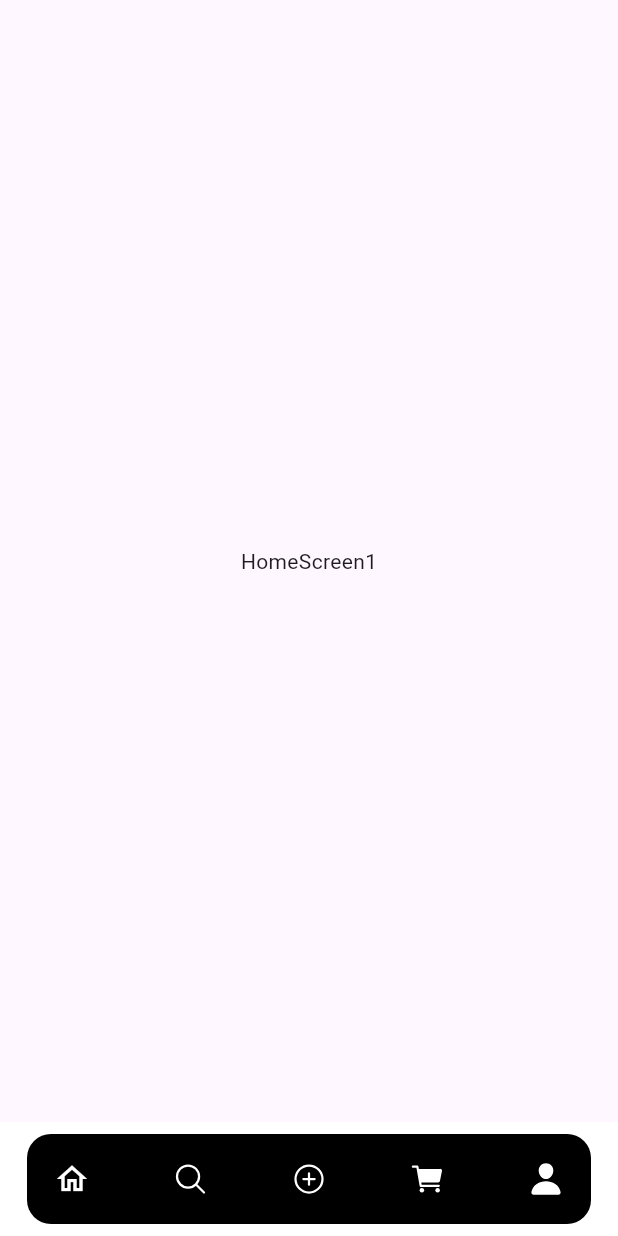
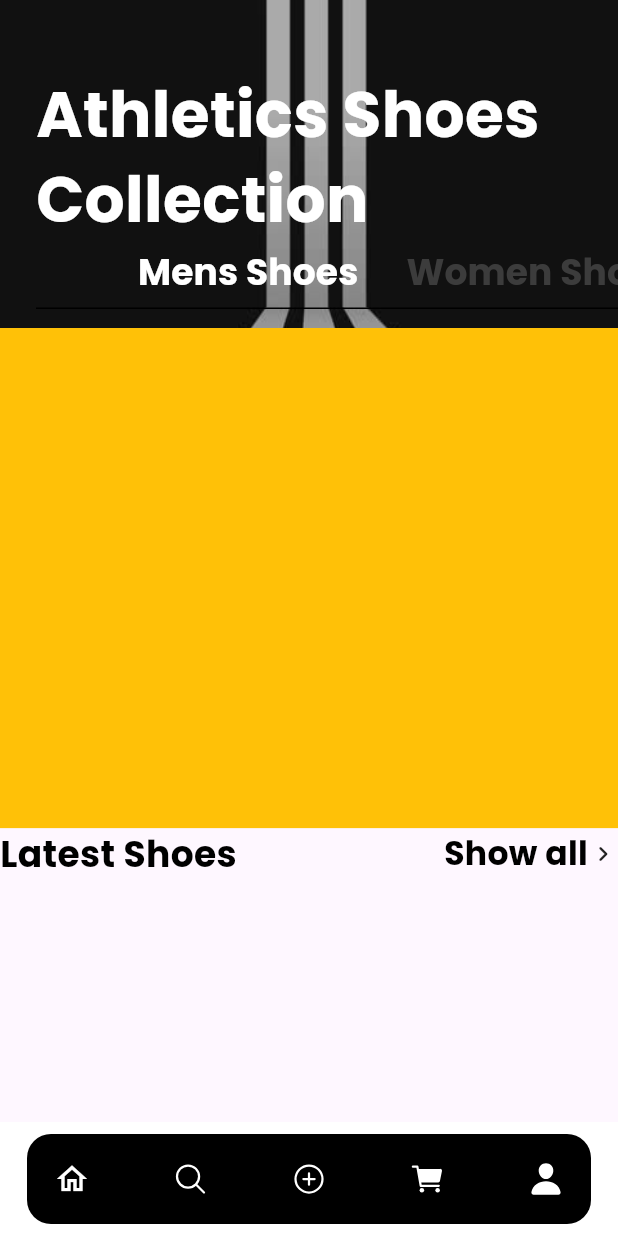
Before and after one commit to MuhadJasiR/E-commerce-mobile-app, a Flutter app: the screen it shows after launch, on a phone screen of 412 x 824 dp. Run offline on Flutter 3.47's test engine with Material 2 defaults, Android fonts, the phone set to English and light mode, and no system bars; our stand-ins replace google_fonts, ionicons.

```diff
--- a/lib/shared/app_style.dart
+++ b/lib/shared/app_style.dart
@@ -5,3 +5,9 @@ TextStyle fontStyle(double size, Color color, FontWeight fontWeight) {
   return GoogleFonts.poppins(
       fontSize: size, color: color, fontWeight: fontWeight);
 }
+
+TextStyle fontStyleWithHeight(
+    double size, Color color, FontWeight fontWeight, double height) {
+  return GoogleFonts.poppins(
+      fontSize: size, color: color, fontWeight: fontWeight, height: height);
+}
--- a/lib/views/ui/home_screen.dart
+++ b/lib/views/ui/home_screen.dart
@@ -1,3 +1,4 @@
+import 'package:e_commerce/shared/app_style.dart';
 import 'package:flutter/material.dart';
 
 class HomeScreen extends StatefulWidget {
@@ -7,13 +8,116 @@ class HomeScreen extends StatefulWidget {
   State<HomeScreen> createState() => _HomeScreenState();
 }
 
-class _HomeScreenState extends State<HomeScreen> {
+class _HomeScreenState extends State<HomeScreen> with TickerProviderStateMixin {
+  late final TabController _tabController =
+      TabController(length: 3, vsync: this);
   @override
   Widget build(BuildContext context) {
-    return const Scaffold(
-      body: Center(
-        child: Text("HomeScreen1"),
+    return Scaffold(
+        body: SizedBox(
+      height: MediaQuery.of(context).size.height,
+      child: Stack(
+        children: [
+          Container(
+            padding: const EdgeInsets.fromLTRB(16, 45, 0, 0),
+            height: MediaQuery.of(context).size.height * 0.4,
+            decoration: const BoxDecoration(
+                image: DecorationImage(
+                    image: AssetImage("assets/Adidas.jpg"), fit: BoxFit.fill)),
+            child: Container(
+              padding: const EdgeInsets.only(left: 8, bottom: 15),
+              width: MediaQuery.of(context).size.width,
+              child: Column(
+                crossAxisAlignment: CrossAxisAlignment.start,
+                children: [
+                  Text(
+                    "Athletics Shoes",
+                    style: fontStyleWithHeight(
+                        42, Colors.white, FontWeight.bold, 1.5),
+                  ),
+                  Text("Collection",
+                      style: fontStyleWithHeight(
+                          42, Colors.white, FontWeight.bold, 1.2)),
+                  TabBar(
+                      indicatorSize: TabBarIndicatorSize.label,
+                      indicatorColor: Colors.transparent,
+                      controller: _tabController,
+                      isScrollable: true,
+                      labelColor: Colors.white,
+                      labelStyle: fontStyle(24, Colors.white, FontWeight.bold),
+                      unselectedLabelColor: Colors.grey.withOpacity(0.3),
+                      dividerColor: const Color.fromARGB(255, 0, 0, 0),
+                      tabs: const [
+                        Tab(text: "Mens Shoes"),
+                        Tab(text: "Women Shoes"),
+                        Tab(text: "Kids Shoes"),
+                      ]),
+                ],
+              ),
+            ),
+          ),
+          Padding(
+            padding: EdgeInsets.only(
+                top: MediaQuery.of(context).size.height * 0.265),
+            child: TabBarView(
+              controller: _tabController,
+              children: [
+                Column(
+                  children: [
+                    Container(
+                      height: MediaQuery.of(context).size.height * 0.405,
+                      color: Colors.amber,
+                    ),
+                    Column(
+                      children: [
+                        Row(
+                          mainAxisAlignment: MainAxisAlignment.spaceBetween,
+                          children: [
+                            Text(
+                              "Latest Shoes",
+                              style:
+                                  fontStyle(24, Colors.black, FontWeight.bold),
+                            ),
+                            Row(
+                              children: [
+                                Text(
+                                  "Show all",
+                                  style: fontStyle(
+                                      22, Colors.black, FontWeight.bold),
+                                ),
+                                const Icon(
+                                  Icons.keyboard_arrow_right_rounded,
+                                  size: 20,
+                                )
+                              ],
+                            )
+                          ],
+                        )
+                      ],
+                    )
+                  ],
+                ),
+                Column(
+                  children: [
+                    Container(
+                      height: MediaQuery.of(context).size.height * 0.405,
+                      color: const Color.fromARGB(255, 26, 19, 0),
+                    )
+                  ],
+                ),
+                Column(
+                  children: [
+                    Container(
+                      height: MediaQuery.of(context).size.height * 0.405,
+                      color: Colors.black54,
+                    )
+                  ],
+                )
+              ],
+            ),
+          )
+        ],
       ),
-    );
+    ));
   }
 }
--- a/lib/views/ui/main_screen.dart
+++ b/lib/views/ui/main_screen.dart
@@ -11,11 +11,11 @@ import '../widgets/bottom_nav_bar.dart';
 class MainScreen extends StatelessWidget {
   MainScreen({super.key});
   final List<Widget> pageList = [
-    HomeScreen(),
-    SearchScreen(),
-    SearchScreen(),
-    CartScreen(),
-    ProfileScreen(),
+    const HomeScreen(),
+    const SearchScreen(),
+    const SearchScreen(),
+    const CartScreen(),
+    const ProfileScreen(),
   ];
   @override
   Widget build(BuildContext context) {
--- a/lib/views/widgets/bottom_nav_bar.dart
+++ b/lib/views/widgets/bottom_nav_bar.dart
@@ -1,3 +1,5 @@
+import 'dart:developer';
+
 import 'package:e_commerce/controllers/main_screen_provider.dart';
 import 'package:flutter/material.dart';
 import 'package:provider/provider.dart';
@@ -32,6 +34,7 @@ class BottomNavBar extends StatelessWidget {
                   BottomNavIcons(
                     onTap: () {
                       value.pageIndex = 0;
+                      log("0");
                     },
                     icon:
                         value.pageIndex == 0 ? Icons.home_outlined : Icons.home,
@@ -39,6 +42,7 @@ class BottomNavBar extends StatelessWidget {
                   BottomNavIcons(
                     onTap: () {
                       value.pageIndex = 1;
+                      log("1");
                     },
                     icon: value.pageIndex == 1
                         ? Ionicons.search
--- a/pubspec.yaml
+++ b/pubspec.yaml
@@ -62,9 +62,8 @@ flutter:
   uses-material-design: true
 
   # To add assets to your application, add an assets section, like this:
-  # assets:
-  #   - images/a_dot_burr.jpeg
-  #   - images/a_dot_ham.jpeg
+  assets:
+    - assets/
 
   # An image asset can refer to one or more resolution-specific "variants", see
   # https://flutter.dev/assets-and-images/#resolution-aware
```
Also changed, not shown: assets/Adidas.jpg (added), assets/peakpx.jpg (added).
